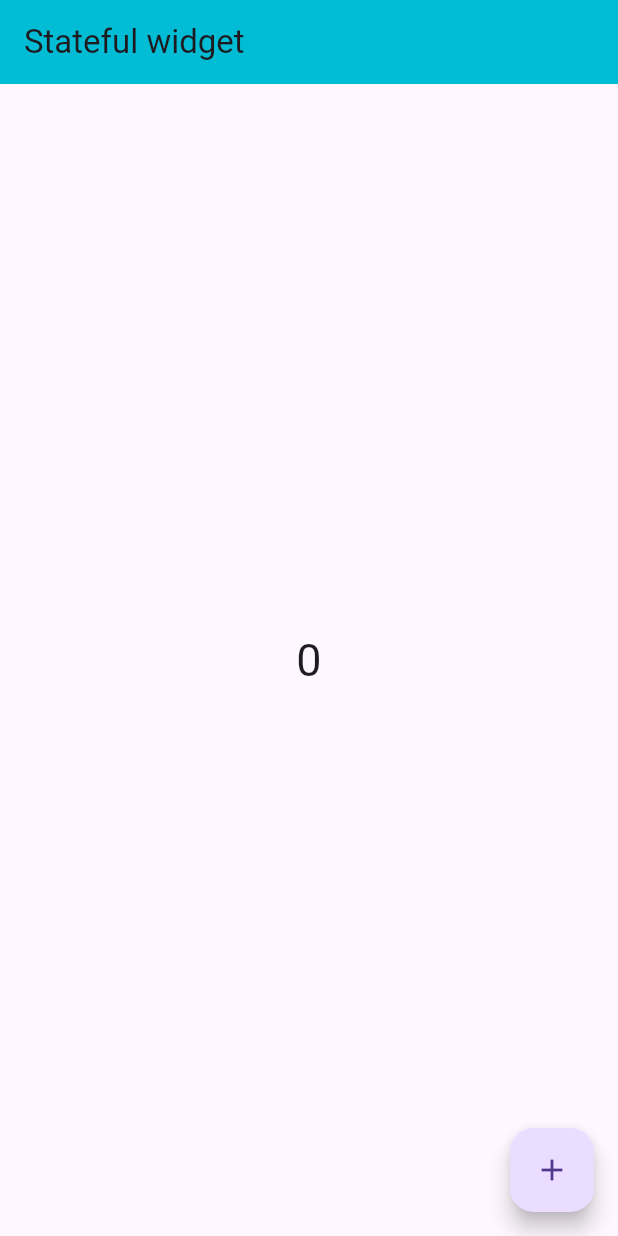
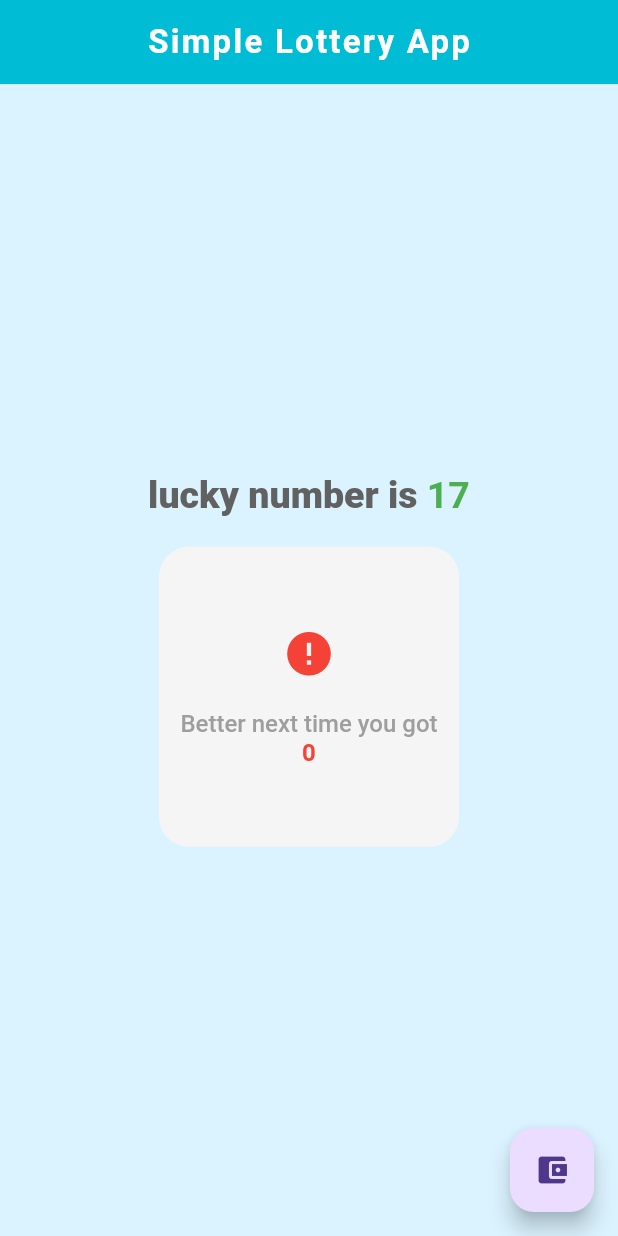
Before and after one commit to R-e-h-a-n-N-a-s-e-e-r/learning-Flutter, a Flutter app: the screen it shows after launch, on a phone screen of 412 x 824 dp. Run offline on Flutter 3.47's test engine with Material 3 defaults, Android fonts, the phone set to English and light mode, and no system bars.

Commit message:
Created Simple lottery App

```diff
--- a/lib/main.dart
+++ b/lib/main.dart
@@ -1,4 +1,5 @@
 import 'package:flutter/material.dart';
+import 'dart:math';
 
 void main() {
   runApp(MyApp());
@@ -13,27 +14,127 @@ class MyApp extends StatefulWidget {
 
 int x = 0;
 
+Random random = Random();
+int y = 17;
+
 class _MyAppState extends State<MyApp> {
   @override
   Widget build(BuildContext context) {
     return MaterialApp(
       debugShowCheckedModeBanner: false,
       home: Scaffold(
+        backgroundColor: Color(0xffdbf3ff),
+        body: Column(
+          mainAxisAlignment: MainAxisAlignment.center,
+          children: [
+            Center(
+              child: RichText(
+                text: TextSpan(
+                  children: [
+                    TextSpan(
+                      text: y.toString(),
+                      style: TextStyle(
+                        color: Colors.green,
+                        fontWeight: FontWeight.bold,
+                      ),
+                    ),
+                  ],
+                  text: 'lucky number is ',
+                  style: TextStyle(
+                    fontSize: 25,
+                    fontWeight: FontWeight.w800,
+                    color: Colors.grey.shade700,
+                  ),
+                ),
+              ),
+            ),
+            SizedBox(height: 20),
+            Container(
+              height: 200,
+              width: 200,
+              decoration: BoxDecoration(
+                color: Colors.grey.shade100,
+                borderRadius: BorderRadius.circular(20),
+              ),
+              child: x == y
+                  ? Column(
+                      mainAxisAlignment: MainAxisAlignment.center,
+                      children: [
+                        Icon(Icons.wb_incandescent, color: Colors.green),
+                        SizedBox(height: 20),
+                        RichText(
+                          textAlign: TextAlign.center,
+                          text: TextSpan(
+                            style: TextStyle(
+                              color: Colors.grey.shade700,
+                              fontWeight: FontWeight.w500,
+                              fontSize: 16,
+                            ),
+                            children: [
+                              TextSpan(text: 'You won with '),
+                              TextSpan(
+                                text: '$x',
+                                style: TextStyle(
+                                  color: Colors.green,
+                                  fontWeight: FontWeight.bold,
+                                  fontSize: 17,
+                                ),
+                              ),
+                            ],
+                          ),
+                        ),
+                      ],
+                    )
+                  : Column(
+                      mainAxisAlignment: MainAxisAlignment.center,
+                      children: [
+                        Icon(Icons.error, color: Colors.red, size: 35),
+                        SizedBox(height: 20),
+                        RichText(
+                          text: TextSpan(
+                            text: 'Better next time you got \n',
+                            style: TextStyle(
+                              color: Colors.grey.shade500,
+                              fontWeight: FontWeight.w500,
+                              fontSize: 16,
+                            ),
+                            children: [
+                              TextSpan(
+                                text: "$x",
+                                style: TextStyle(
+                                  color: Colors.red,
+                                  fontWeight: FontWeight.bold,
+                                ),
+                              ),
+                            ],
+                          ),
+                          textAlign: TextAlign.center,
+                        ),
+                      ],
+                    ),
+            ),
+          ],
+        ),
         floatingActionButton: FloatingActionButton(
-          child: Icon(Icons.add),
+          child: Icon(Icons.account_balance_wallet),
           onPressed: () {
-            x++;
+            x = random.nextInt(20);
             setState(() {});
           },
         ),
         appBar: AppBar(
-          title: Text('Stateful widget'),
+          title: Center(
+            child: Text(
+              "Simple Lottery App",
+              style: TextStyle(
+                fontSize: 22,
+                fontWeight: FontWeight.bold,
+                color: Colors.white,
+                letterSpacing: 1.5,
+              ),
+            ),
+          ),
           backgroundColor: Colors.cyan,
-        ),
-        body: SafeArea(
-          child: Center(
-            child: Text(x.toString(), style: TextStyle(fontSize: 30)),
-          ),
         ),
       ),
     );
```
